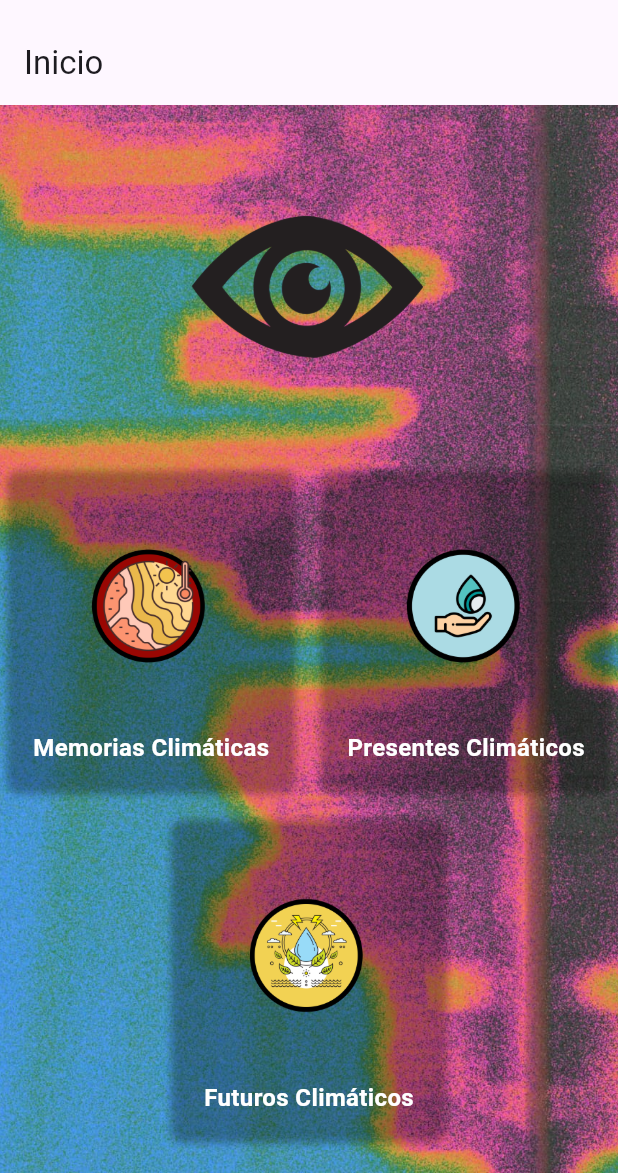
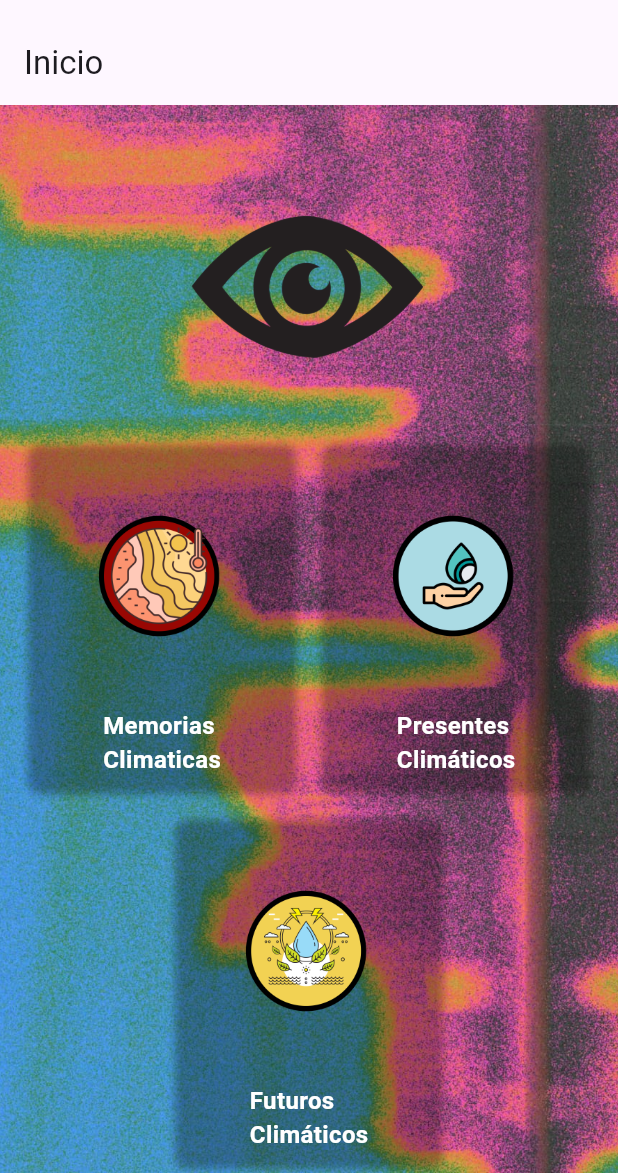
Before and after one commit to Zycky/Geoescopio, a Flutter app: the screen it shows after launch, on a phone screen of 412 x 824 dp, the part 63-1236 px from its top. Run offline on Flutter 3.47's test engine with Material 3 defaults, Android fonts, the phone set to English and light mode, and no system bars; our stand-ins replace sidebarx.

Commit message:
arreglos en texto de cajas

```diff
--- a/lib/routes/home_page.dart
+++ b/lib/routes/home_page.dart
@@ -32,19 +32,19 @@ class HomePage extends StatelessWidget {
                   children: [
                     _buildImageButton(
                       imagePath: 'assets/img/memorias-climaticas.png', // Ruta a la imagen para Aplicación 1
-                      label: 'Memorias Climáticas',
+                      label: 'Memorias\nClimaticas',
                       color: const Color.fromARGB(0, 68, 137, 255), // Color de fondo del contenedor
                       url: 'https://tageo.maps.arcgis.com/apps/instant/slider/index.html?appid=8c8bb3b4c62b4707b93f64cd40bfb3dd', // URL para Aplicación 1
                     ),
                     _buildImageButton(
                       imagePath: 'assets/img/presentes-climaticos.png', // Ruta a la imagen para Aplicación 2
-                      label: 'Presentes Climáticos',
+                      label: 'Presentes\nClimáticos',
                       color: const Color.fromARGB(0, 105, 240, 175), // Color de fondo del contenedor
                       url: 'https://google.com', // URL para Aplicación 2
                     ),
                     _buildImageButton(
                       imagePath: 'assets/img/futuros-climaticos.png', // Ruta a la imagen para Aplicación 3
-                      label: 'Futuros Climáticos',
+                      label: 'Futuros\nClimáticos',
                       color: const Color.fromARGB(0, 255, 82, 82), // Color de fondo del contenedor
                       url: 'https://google.com', // URL para Aplicación 3
                     ),
@@ -66,7 +66,7 @@ class HomePage extends StatelessWidget {
     required String url,
   }) {
     return Container(
-      padding: EdgeInsets.all(16), // Espaciado interno
+      padding: EdgeInsets.all(8), // Espaciado interno
       decoration: BoxDecoration(
         color: color,
         borderRadius: BorderRadius.circular(8), // Esquinas redondeadas
@@ -86,8 +86,8 @@ class HomePage extends StatelessWidget {
             onTap: () => _launchURL(url), // Abre la URL cuando se toca la imagen
             child: Image.asset(
               imagePath,
-              width: 150, // Ajusta el tamaño de la imagen
-              height: 150, // Ajusta el tamaño de la imagen
+              width: 160, // Ajusta el tamaño de la imagen
+              height: 160, // Ajusta el tamaño de la imagen
             ),
           ),
           SizedBox(height: 8),
--- a/lib/routes/pluriversos.dart
+++ b/lib/routes/pluriversos.dart
@@ -66,7 +66,7 @@ final pages = [
   const PageData(
 
     title: "Pequeñas manos y pequeñas lombrices mejoran el clima.",
-    bgColor: Color.fromARGB(255, 173, 173, 173),
+    bgColor: Color.fromARGB(255, 255, 255, 255),
     textColor: Color.fromARGB(255, 0, 0, 0),
     videoUrl: "https://www.youtube.com/watch?v=BIV5jstmObw&t=4s",
     imagePath: "assets/img/pequeñas_manos_pequeñas_lombrices.png",
@@ -102,7 +102,7 @@ class _Page extends StatelessWidget {
             padding: const EdgeInsets.all(50.0),
             margin: const EdgeInsets.all(50.0),
             decoration: BoxDecoration(
-              shape: BoxShape.circle,
+              shape: BoxShape.rectangle,
               color: page.textColor,
             ),
             child: page.imagePath != null
```
Also changed, not shown: pubspec.lock.
